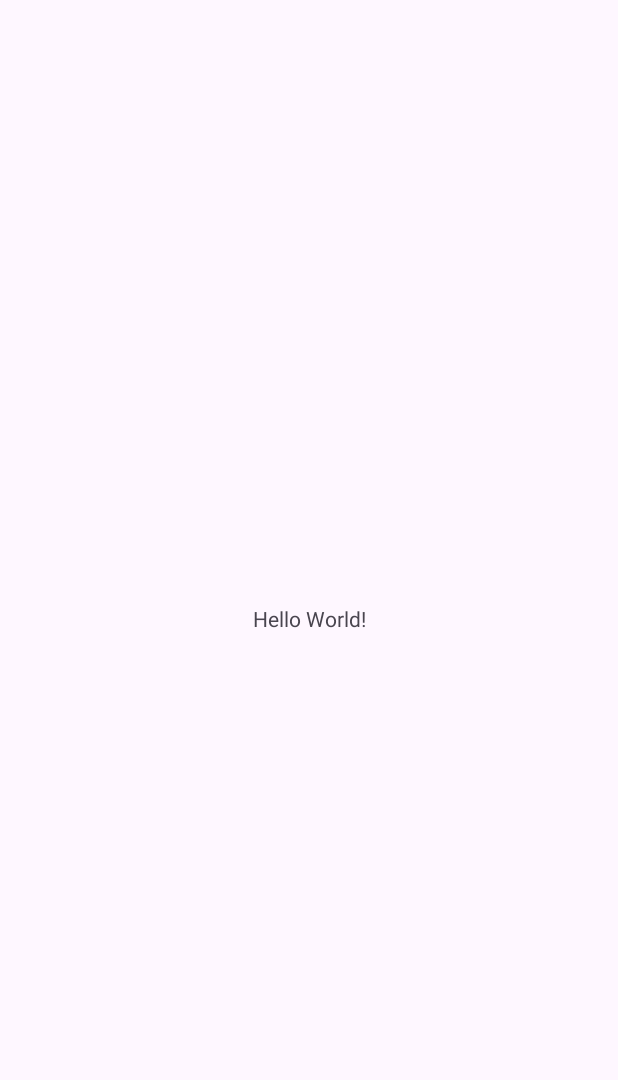
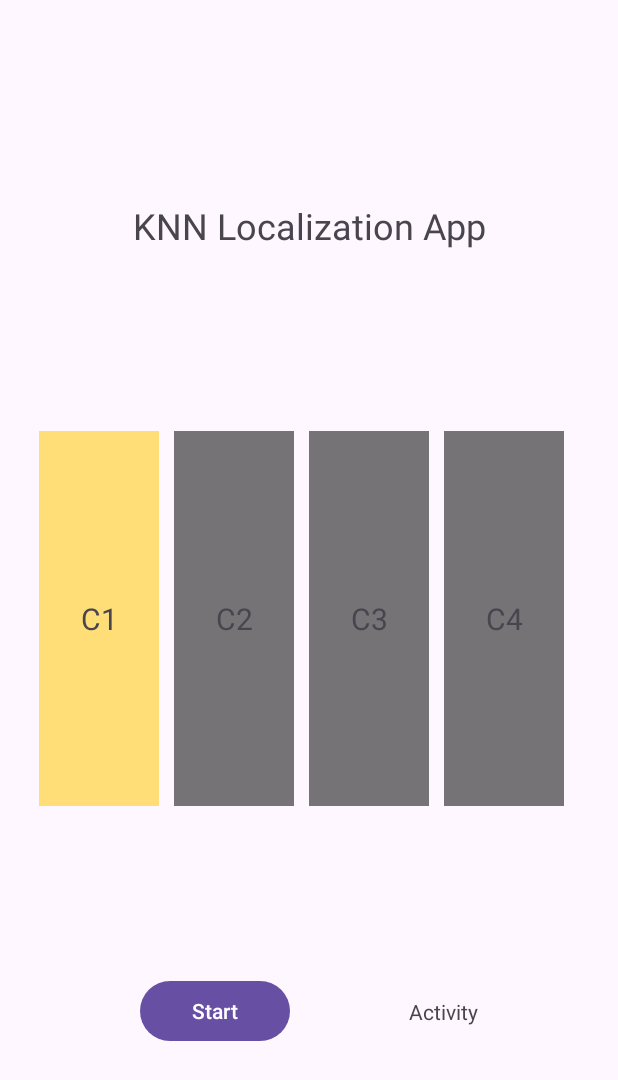
Before and after one commit to AsteriosPar/SmartphoneSensing-2023, an Android app: the screen it shows after launch (MainActivity), on a phone screen of 412 x 824 dp. Before the commit the part shown is almost empty. Shown: the top 1080 px of the screen. Run offline under Robolectric (Android 15) with nearby library versions, the phone set to English and light mode, and no system bars.

Commit message:
basic GUI

```diff
--- a/app/src/main/res/layout/activity_main.xml
+++ b/app/src/main/res/layout/activity_main.xml
@@ -4,15 +4,166 @@
     xmlns:tools="http://schemas.android.com/tools"
     android:layout_width="match_parent"
     android:layout_height="match_parent"
+    android:padding="13sp"
     tools:context=".MainActivity">
 
-    <TextView
+<LinearLayout
+    android:id="@+id/linearLayout"
+    android:layout_width="wrap_content"
+    android:layout_height="wrap_content"
+    android:orientation="horizontal"
+    app:layout_constraintBottom_toBottomOf="parent"
+    app:layout_constraintLeft_toLeftOf="parent"
+    app:layout_constraintRight_toRightOf="parent"
+    app:layout_constraintTop_toTopOf="parent"
+    >
+
+    <androidx.constraintlayout.widget.ConstraintLayout
         android:layout_width="wrap_content"
         android:layout_height="wrap_content"
-        android:text="Hello World!"
-        app:layout_constraintBottom_toBottomOf="parent"
-        app:layout_constraintEnd_toEndOf="parent"
-        app:layout_constraintStart_toStartOf="parent"
-        app:layout_constraintTop_toTopOf="parent" />
+        android:layout_marginRight="10dp"
+        android:layout_marginEnd="10dp">
+
+        <ImageView
+            android:id="@+id/C1Block"
+            android:layout_width="80dp"
+            android:layout_height="250dp"
+            android:background="#FFDD77"
+            app:layout_constraintBottom_toBottomOf="parent"
+            app:layout_constraintEnd_toEndOf="parent"
+            app:layout_constraintStart_toStartOf="parent"
+            app:layout_constraintTop_toTopOf="parent" />
+        <TextView
+            android:id="@+id/textC1"
+            android:layout_width="wrap_content"
+            android:layout_height="wrap_content"
+            android:text="C1"
+            android:textSize="20sp"
+            app:layout_constraintStart_toStartOf="parent"
+            app:layout_constraintTop_toTopOf="parent"
+            app:layout_constraintBottom_toBottomOf="parent"
+            app:layout_constraintEnd_toEndOf="parent"/>
+
+    </androidx.constraintlayout.widget.ConstraintLayout>
+
+    <androidx.constraintlayout.widget.ConstraintLayout
+        android:layout_width="wrap_content"
+        android:layout_height="wrap_content"
+        android:layout_marginRight="10dp"
+        android:layout_marginEnd="10dp">
+
+        <ImageView
+            android:id="@+id/C2Block"
+            android:layout_width="80dp"
+            android:layout_height="250dp"
+            android:background="#88000000"
+            app:layout_constraintBottom_toBottomOf="parent"
+            app:layout_constraintEnd_toEndOf="parent"
+            app:layout_constraintStart_toStartOf="parent"
+            app:layout_constraintTop_toTopOf="parent" />
+
+        <TextView
+            android:id="@+id/textC2"
+            android:layout_width="wrap_content"
+            android:layout_height="wrap_content"
+            android:text="C2"
+            android:textSize="20sp"
+            app:layout_constraintStart_toStartOf="parent"
+            app:layout_constraintTop_toTopOf="parent"
+            app:layout_constraintBottom_toBottomOf="parent"
+            app:layout_constraintEnd_toEndOf="parent"/>
+
+    </androidx.constraintlayout.widget.ConstraintLayout>
+
+    <androidx.constraintlayout.widget.ConstraintLayout
+        android:layout_width="wrap_content"
+        android:layout_height="wrap_content"
+        android:layout_marginRight="10dp"
+        android:layout_marginEnd="10dp">
+
+        <ImageView
+            android:id="@+id/C3Block"
+            android:layout_width="80dp"
+            android:layout_height="250dp"
+            android:background="#88000000"
+            app:layout_constraintBottom_toBottomOf="parent"
+            app:layout_constraintEnd_toEndOf="parent"
+            app:layout_constraintStart_toStartOf="parent"
+            app:layout_constraintTop_toTopOf="parent" />
+        <TextView
+            android:id="@+id/textC4"
+            android:layout_width="wrap_content"
+            android:layout_height="wrap_content"
+            android:text="C3"
+            android:textSize="20sp"
+            app:layout_constraintStart_toStartOf="parent"
+            app:layout_constraintTop_toTopOf="parent"
+            app:layout_constraintBottom_toBottomOf="parent"
+            app:layout_constraintEnd_toEndOf="parent"/>
+
+    </androidx.constraintlayout.widget.ConstraintLayout>
+
+    <androidx.constraintlayout.widget.ConstraintLayout
+        android:layout_width="wrap_content"
+        android:layout_height="wrap_content"
+        android:layout_marginRight="10dp"
+        android:layout_marginEnd="10dp">
+
+        <ImageView
+            android:id="@+id/C4Block"
+            android:layout_width="80dp"
+            android:layout_height="250dp"
+            android:background="#88000000"
+            app:layout_constraintBottom_toBottomOf="parent"
+            app:layout_constraintEnd_toEndOf="parent"
+            app:layout_constraintStart_toStartOf="parent"
+            app:layout_constraintTop_toTopOf="parent" />
+        <TextView
+            android:id="@+id/textC5"
+            android:layout_width="wrap_content"
+            android:layout_height="wrap_content"
+            android:text="C4"
+            android:textSize="20sp"
+            app:layout_constraintStart_toStartOf="parent"
+            app:layout_constraintTop_toTopOf="parent"
+            app:layout_constraintBottom_toBottomOf="parent"
+            app:layout_constraintEnd_toEndOf="parent"/>
+
+    </androidx.constraintlayout.widget.ConstraintLayout>
+
+
+</LinearLayout>
+
+<Button
+    android:id="@+id/start_button"
+    android:layout_width="100dp"
+    android:layout_height="wrap_content"
+    android:layout_centerHorizontal="true"
+    android:text="Start"
+    app:layout_constraintBottom_toBottomOf="parent"
+    app:layout_constraintStart_toStartOf="parent"
+    app:layout_constraintEnd_toStartOf="@id/textView"
+    app:layout_constraintTop_toBottomOf="@+id/linearLayout" />
+
+<TextView
+    android:id="@+id/textView"
+    android:layout_width="wrap_content"
+    android:layout_height="wrap_content"
+    android:text="Activity"
+    app:layout_constraintBottom_toBottomOf="parent"
+    app:layout_constraintEnd_toEndOf="parent"
+    app:layout_constraintStart_toEndOf="@+id/start_button"
+    app:layout_constraintTop_toBottomOf="@+id/linearLayout" />
+
+<TextView
+    android:id="@+id/textView2"
+    android:layout_width="wrap_content"
+    android:layout_height="wrap_content"
+    android:text="KNN Localization App"
+    android:textSize="24dp"
+    app:layout_constraintBottom_toTopOf="@+id/linearLayout"
+    app:layout_constraintEnd_toEndOf="parent"
+    app:layout_constraintStart_toStartOf="parent"
+    app:layout_constraintTop_toTopOf="parent" />
 
 </androidx.constraintlayout.widget.ConstraintLayout>
```
